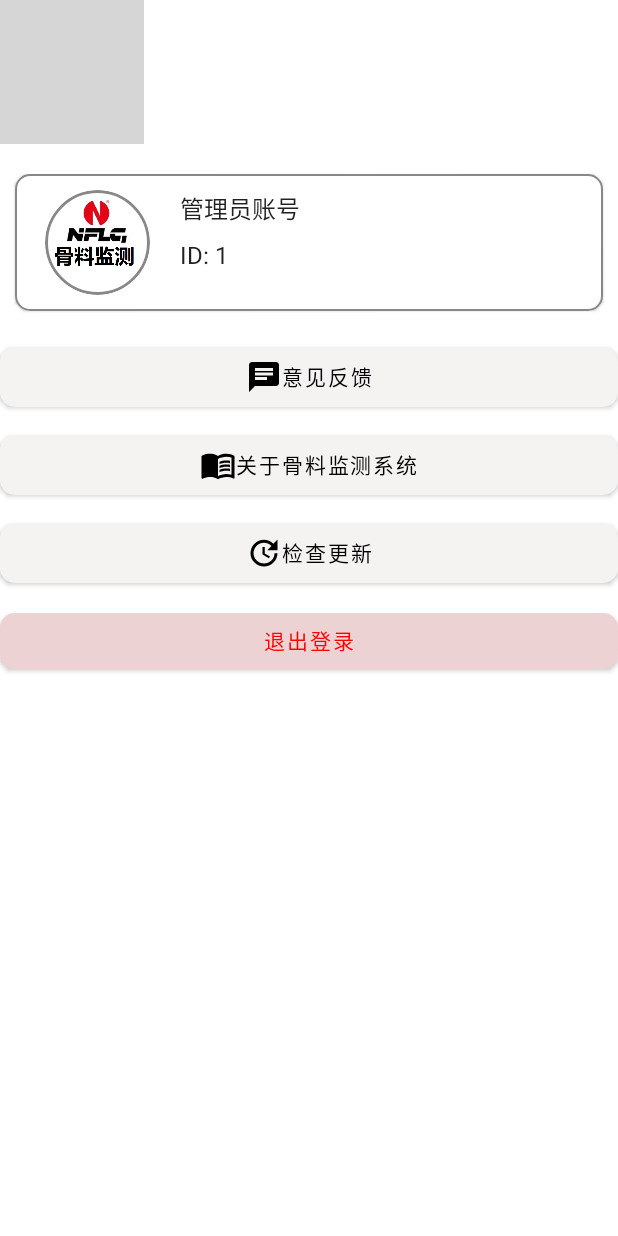
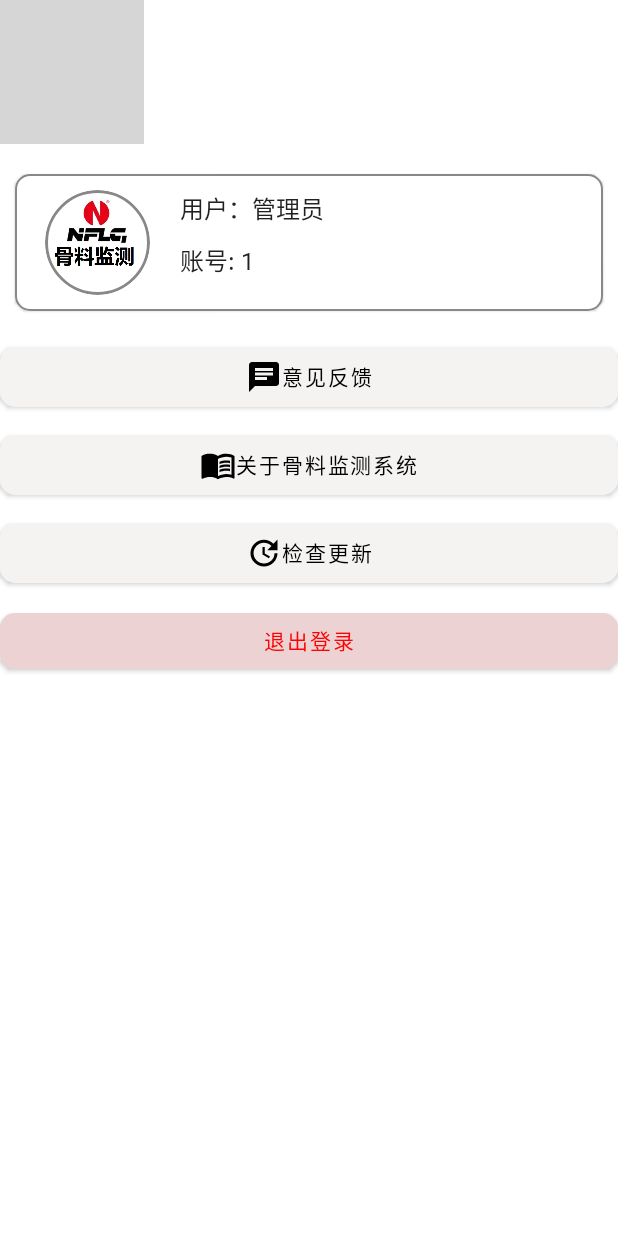
Before and after one commit to Jian-2021/GLJC20220714, an Android app built with Jetpack Compose: the MainAccountScreen screen opened through its navigation route, on a phone screen of 412 x 824 dp. Run offline under Robolectric (Android 15) with nearby library versions, the phone set to English and light mode, and no system bars; grey boxes are pictures that could not be loaded.

```diff
--- a/GLJCDemo/app/src/main/java/com/example/gljcdemo/MainActivity.kt
+++ b/GLJCDemo/app/src/main/java/com/example/gljcdemo/MainActivity.kt
@@ -6,6 +6,7 @@ import android.os.Build
 import android.os.Bundle
 import androidx.activity.ComponentActivity
 import androidx.activity.compose.setContent
+import androidx.activity.viewModels
 import androidx.annotation.RequiresApi
 import androidx.compose.foundation.layout.fillMaxSize
 import androidx.compose.material.*
@@ -29,6 +30,7 @@ import com.example.gljcdemo.homescreen.HomeScreen
 import com.example.gljcdemo.homescreen.NanAnHomeScreen
 import com.example.gljcdemo.homescreen.SanMingHomeScreen
 import com.example.gljcdemo.login.Login
+import com.example.gljcdemo.login.LoginViewModel
 
 
 class MainActivity : ComponentActivity() {
@@ -37,12 +39,16 @@ class MainActivity : ComponentActivity() {
     override fun onCreate(savedInstanceState: Bundle?) {
         requestedOrientation = ActivityInfo.SCREEN_ORIENTATION_PORTRAIT     ////////////设置竖屏
         super.onCreate(savedInstanceState)
+
+        //////////////创建实例
+        val loginDataViewModel by viewModels<LoginViewModel>()
+
         setContent {
             GLJCDemoTheme {
                 // A surface container using the 'background' color from the theme
                 Surface(modifier = Modifier.fillMaxSize(),
                     color = Color.White) {
-                    Navigation()
+                    Navigation(loginDataViewModel)
                 }
             }
         }
@@ -56,13 +62,13 @@ class MainActivity : ComponentActivity() {
 @Composable
 fun DefaultPreview() {
     GLJCDemoTheme {
-        Navigation()
+//        Navigation()
     }
 }
 
 @RequiresApi(Build.VERSION_CODES.O)
 @Composable
-fun Navigation() {
+fun Navigation(viewModel: LoginViewModel) {
 
 
     val navController = rememberNavController()       /*官方*/
@@ -83,7 +89,7 @@ fun Navigation() {
 
         /*登录界面*/
         composable(route = Screen.Login.route) {
-            Login(navController)
+            Login(navController,viewModel)
 //            Screen.Login
         }
         /*------------------------------------------------------*/
--- a/GLJCDemo/app/src/main/java/com/example/gljcdemo/accountscreen/MainAccountScreen.kt
+++ b/GLJCDemo/app/src/main/java/com/example/gljcdemo/accountscreen/MainAccountScreen.kt
@@ -126,9 +126,9 @@ fun MainAccountScreen(navController: NavController) {
                     Spacer(modifier = Modifier.padding(10.dp))
 
                     Column {
-                        Text(text = "管理员账号")
+                        Text(text = "用户：管理员")
                         Spacer(modifier = Modifier.padding(5.dp))
-                        Text(text = "ID: 1")
+                        Text(text = "账号: 1")
 
                     }
 
--- a/GLJCDemo/app/src/main/java/com/example/gljcdemo/accountscreen/NanAnAccountScreen.kt
+++ b/GLJCDemo/app/src/main/java/com/example/gljcdemo/accountscreen/NanAnAccountScreen.kt
@@ -122,9 +122,9 @@ fun NanAnAccountScreen(navController: NavController) {
                     Spacer(modifier = Modifier.padding(10.dp))
 
                     Column {
-                        Text(text = "南安翔特")
+                        Text(text = "用户：南安翔特")
                         Spacer(modifier = Modifier.padding(5.dp))
-                        Text(text = "ID: 2")
+                        Text(text = "账号: 2")
 
                     }
 
--- a/GLJCDemo/app/src/main/java/com/example/gljcdemo/accountscreen/SanMingAccountScreen.kt
+++ b/GLJCDemo/app/src/main/java/com/example/gljcdemo/accountscreen/SanMingAccountScreen.kt
@@ -122,9 +122,9 @@ fun SanMingAccountScreen(navController: NavController) {
                     Spacer(modifier = Modifier.padding(10.dp))
 
                     Column {
-                        Text(text = "三明华鑫")
+                        Text(text = "用户：三明华鑫")
                         Spacer(modifier = Modifier.padding(5.dp))
-                        Text(text = "ID: 3")
+                        Text(text = "账号: 3")
 
                     }
 
--- a/GLJCDemo/app/src/main/java/com/example/gljcdemo/login/LoginViewModel.kt
+++ b/GLJCDemo/app/src/main/java/com/example/gljcdemo/login/LoginViewModel.kt
@@ -1,8 +1,9 @@
 package com.example.gljcdemo.login
 
 import androidx.compose.runtime.mutableStateOf
+import androidx.lifecycle.ViewModel
 
-class LoginViewModel {
+class LoginViewModel: ViewModel() {
 
     // 状态数据初始化，初始化为字符串
     var account = mutableStateOf("")
```
Also changed, not shown: GLJCDemo/app/src/main/java/com/example/gljcdemo/login/Login.kt (+141 -18 lines).
